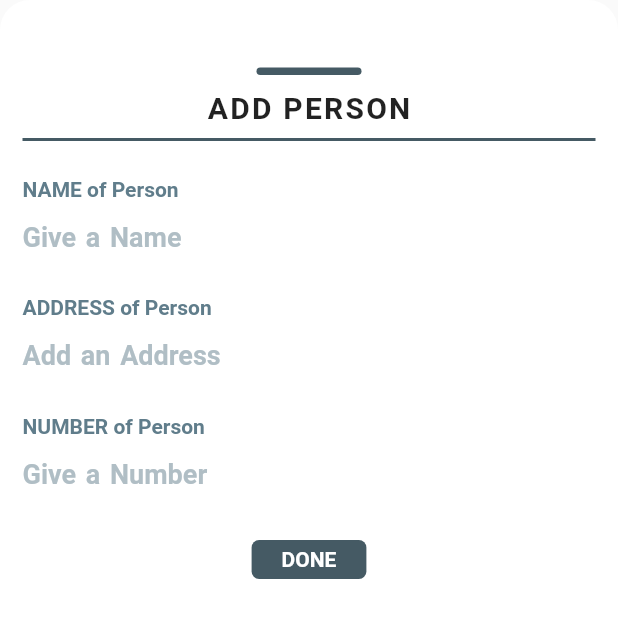
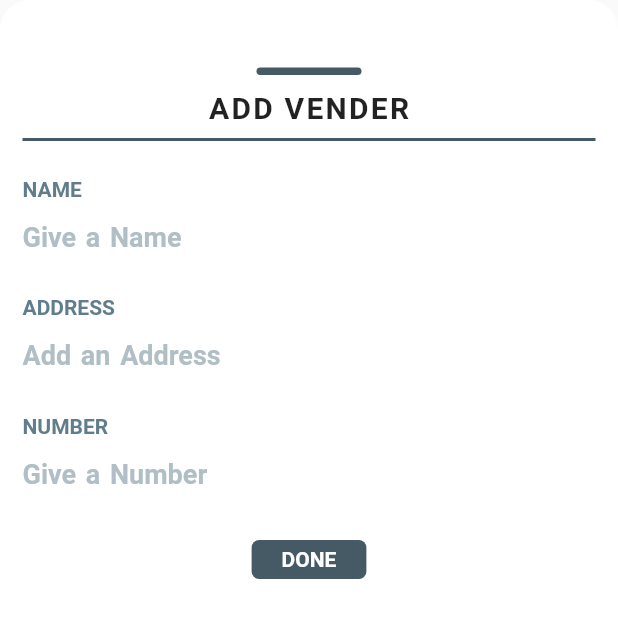
Before and after one commit to shivamsoni1501/len_den, a Flutter app: the AddPepl widget shown alone on an empty page, opened directly with empty values, on a phone screen of 412 x 824 dp. Shown: the top 618 px of the screen. Run offline on Flutter 3.47's test engine with Material 2 defaults, Android fonts, the light colour scheme and no system bars; our stand-ins replace shared_preferences; accounts and stored records are empty.

Commit message:
some edits

```diff
--- a/lib/model/user_data.dart
+++ b/lib/model/user_data.dart
@@ -28,7 +28,6 @@ class UserData with ChangeNotifier {
 
   _fetchPrefs() async {
     List<dynamic> result = await _fromJson();
-    // print(result);
     if (result[0]) {
       this._isLogedIn = true;
       this.isLoading = false;
--- a/lib/screens/add_people.dart
+++ b/lib/screens/add_people.dart
@@ -45,7 +45,7 @@ class _AddPeplState extends State<AddPepl> {
           Container(
               alignment: Alignment.center,
               child: Text(
-                'ADD PERSON',
+                'ADD VENDER',
                 style: TextStyle(
                     fontWeight: FontWeight.bold,
                     letterSpacing: 1.5,
@@ -59,7 +59,7 @@ class _AddPeplState extends State<AddPepl> {
           SizedBox(height: 15),
           FittedBox(
             child: Text(
-              'NAME of Person',
+              'NAME',
               style: TextStyle(
                   color: Colors.blueGrey[500],
                   fontWeight: FontWeight.bold,
@@ -87,7 +87,7 @@ class _AddPeplState extends State<AddPepl> {
           ),
           SizedBox(height: 15),
           Text(
-            'ADDRESS of Person',
+            'ADDRESS',
             style: TextStyle(
                 color: Colors.blueGrey[500],
                 fontWeight: FontWeight.bold,
@@ -114,7 +114,7 @@ class _AddPeplState extends State<AddPepl> {
           ),
           SizedBox(height: 15),
           Text(
-            'NUMBER of Person',
+            'NUMBER',
             style: TextStyle(
                 color: Colors.blueGrey[500],
                 fontWeight: FontWeight.bold,
--- a/lib/screens/add_transaction.dart
+++ b/lib/screens/add_transaction.dart
@@ -300,7 +300,7 @@ class _AddTrxState extends State<AddTrx> {
             ),
             // SizedBox(height: 15),
             Text(
-              'WHERE you spend it ?',
+              _isCredit ? 'WHERE do you earn it?' : 'WHERE do you spend it ?',
               style: TextStyle(
                   color: Colors.blueGrey[500],
                   fontWeight: FontWeight.bold,
@@ -342,7 +342,7 @@ class _AddTrxState extends State<AddTrx> {
             ),
             SizedBox(height: 15),
             Text(
-              'HOW do you spend it ?',
+              _isCredit ? 'HOW do you earn it?' : 'HOW do you spend it ?',
               style: TextStyle(
                   color: Colors.blueGrey[500],
                   fontWeight: FontWeight.bold,
@@ -373,7 +373,7 @@ class _AddTrxState extends State<AddTrx> {
             SizedBox(height: 15),
 
             Text(
-              'WHEN do you spend it ?',
+              _isCredit ? 'WHEN do you earn it?' : 'WHEN do you spend it ?',
               style: TextStyle(
                   color: Colors.blueGrey[500],
                   fontWeight: FontWeight.bold,
--- a/pubspec.yaml
+++ b/pubspec.yaml
@@ -17,8 +17,13 @@ dependencies:
   cupertino_icons: ^1.0.2
 
 dev_dependencies:
+  flutter_launcher_icons: ^0.9.2
   flutter_test:
     sdk: flutter
+
+flutter_icons:
+  image_path: "image/logo1.png"
+  android: true
 
 # For information on the generic Dart part of this file, see the
 # following page: https://dart.dev/tools/pub/pubspec
```
Also changed, not shown: lib/main.dart (+27 -16 lines), lib/screens/home.dart (+29 -27 lines), lib/screens/people.dart (+58 -19 lines), image/logo.png (added), image/logo1.png (added), pubspec.lock, 13 other files.
